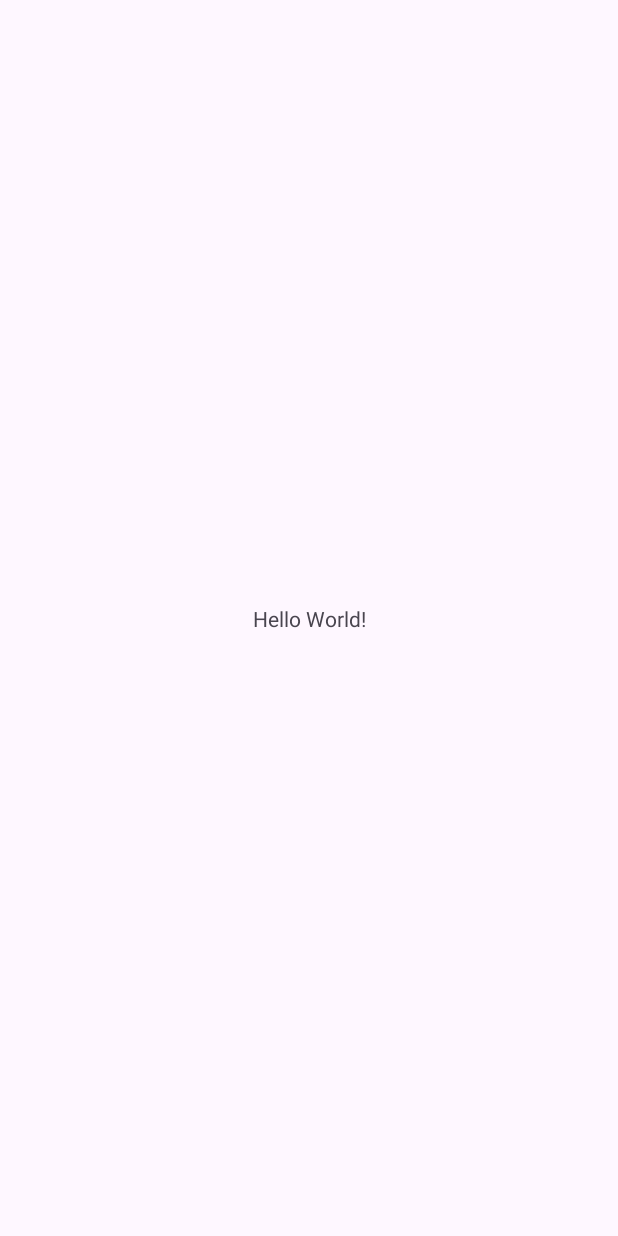
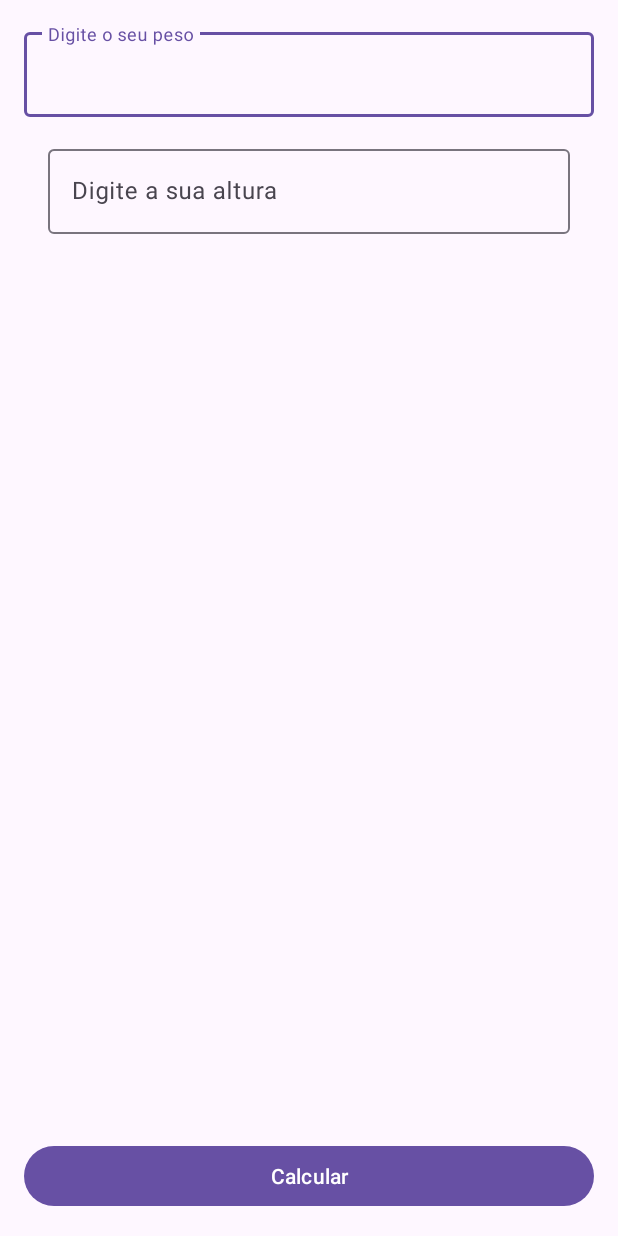
Before and after one commit to BrenoGSoares-0308/Calculador-IMC, an Android app: the screen it shows after launch (MainActivity), on a phone screen of 412 x 824 dp. Before the commit the screen is almost empty. Run offline under Robolectric (Android 15) with nearby library versions, the phone set to English and light mode, and no system bars.

Commit message:
Tela inicial editext

```diff
--- a/app/src/main/java/com/comunidadedevspace/imc/MainActivity.kt
+++ b/app/src/main/java/com/comunidadedevspace/imc/MainActivity.kt
@@ -2,10 +2,30 @@ package com.comunidadedevspace.imc
 
 import androidx.appcompat.app.AppCompatActivity
 import android.os.Bundle
+import android.widget.Button
+import com.google.android.material.textfield.TextInputEditText
 
 class MainActivity : AppCompatActivity() {
     override fun onCreate(savedInstanceState: Bundle?) {
         super.onCreate(savedInstanceState)
         setContentView(R.layout.activity_main)
+
+        //Recuperar os componentes EditText
+            //criar uma variavel e associar o componente de UI<EditText>
+            //recuperar o botao da tela
+
+        //Colocar acao no botao setOnClickListener
+        //recyoerar o texto digitado no edt peso
+
+        val edtpeso = findViewById<TextInputEditText>(R.id.edt_peso)
+        val edtaltura = findViewById<TextInputEditText>(R.id.edt_altura)
+        val btncalcular = findViewById<Button>(R.id.btn_calcular)
+
+        btncalcular.setOnClickListener {
+            val peso = edtpeso.text
+            val altura= edtaltura.text
+
+            println("TESTE " +  peso  + " " + altura)
+        }
     }
 }
--- a/app/src/main/res/layout/activity_main.xml
+++ b/app/src/main/res/layout/activity_main.xml
@@ -6,13 +6,47 @@
     android:layout_height="match_parent"
     tools:context=".MainActivity">
 
-    <TextView
-        android:layout_width="wrap_content"
+
+    <Button
+        android:id="@+id/btn_calcular"
+        android:layout_width="match_parent"
+        android:layout_margin="16dp"
         android:layout_height="wrap_content"
-        android:text="Hello World!"
+        android:text="Calcular"
         app:layout_constraintBottom_toBottomOf="parent"
         app:layout_constraintEnd_toEndOf="parent"
+        app:layout_constraintStart_toStartOf="parent" />
+
+    <com.google.android.material.textfield.TextInputLayout
+        android:layout_width="match_parent"
+        android:layout_height="wrap_content"
+        android:layout_margin="16dp"
+        app:layout_constraintEnd_toEndOf="parent"
         app:layout_constraintStart_toStartOf="parent"
-        app:layout_constraintTop_toTopOf="parent" />
+        app:layout_constraintTop_toTopOf="parent">
 
+    <com.google.android.material.textfield.TextInputEditText
+        android:id="@+id/edt_peso"
+        android:layout_width="match_parent"
+        android:layout_height="wrap_content"
+        android:hint="Digite o seu peso"
+        android:inputType="numberDecimal" />
+
+    <com.google.android.material.textfield.TextInputLayout
+        android:layout_width="match_parent"
+        android:layout_height="wrap_content"
+        android:layout_margin="16dp"
+        app:layout_constraintEnd_toEndOf="parent"
+        app:layout_constraintStart_toStartOf="parent"
+        app:layout_constraintTop_toBottomOf="@+id/textInputEditText">
+
+        <com.google.android.material.textfield.TextInputEditText
+            android:id="@+id/edt_altura"
+            android:layout_width="match_parent"
+            android:layout_height="wrap_content"
+            android:hint="Digite a sua altura"
+            android:inputType="numberDecimal"/>
+    </com.google.android.material.textfield.TextInputLayout>
+
+</com.google.android.material.textfield.TextInputLayout>
 </androidx.constraintlayout.widget.ConstraintLayout>
```
Also changed, not shown: gradle/wrapper/gradle-wrapper.properties, 3 other files.
